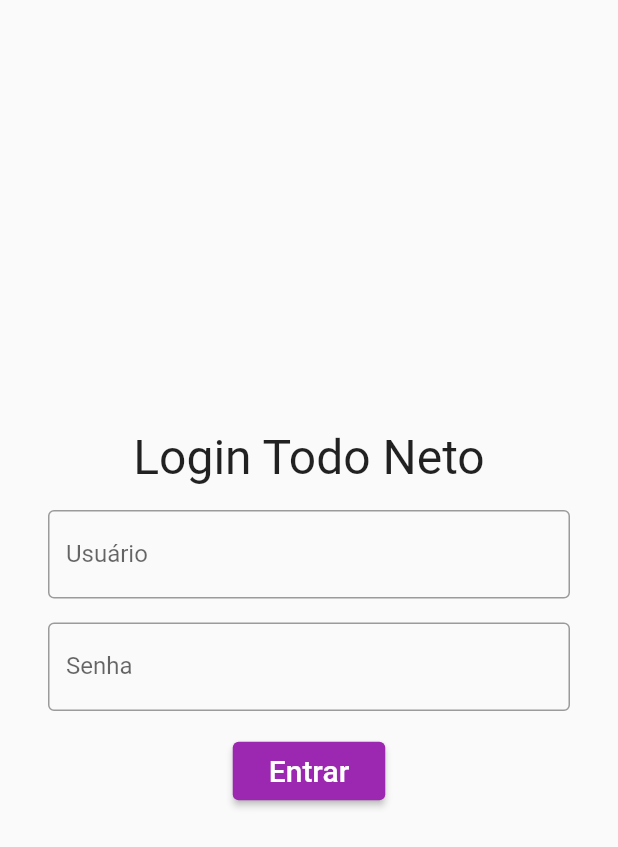
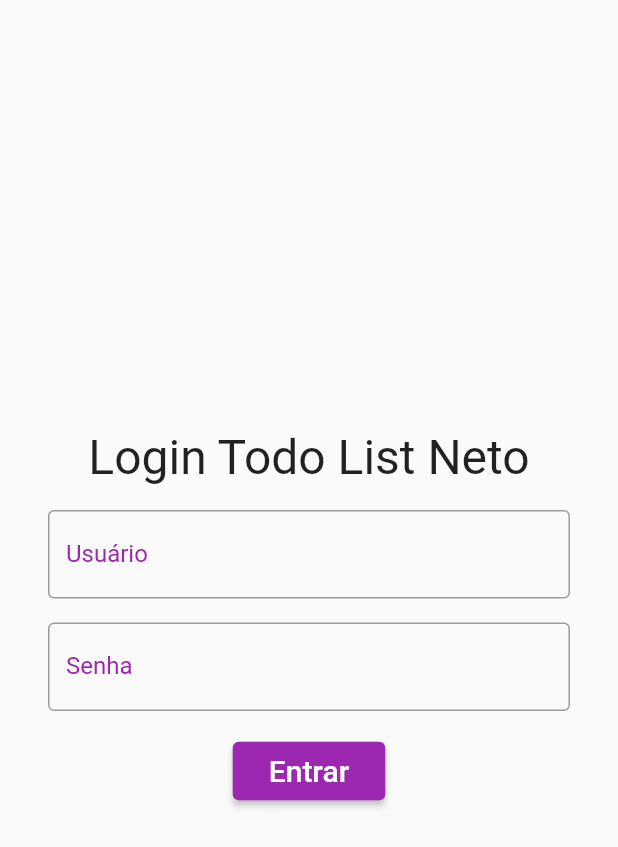
Before and after one commit to Neto002/todo-list-flutter, a Flutter app: the screen it shows after launch, on a phone screen of 412 x 824 dp. Shown: the top 847 px of the screen. Run offline on Flutter 3.47's test engine with Material 2 defaults, Android fonts, the phone set to English and light mode, and no system bars; our stand-ins replace flutter_slidable, shared_preferences.

Commit message:
Update login_page.dart

```diff
--- a/lib/pages/login_page.dart
+++ b/lib/pages/login_page.dart
@@ -24,7 +24,7 @@ class _LoginPageState extends State<LoginPage> {
               mainAxisSize: MainAxisSize.min,
               children: [
                 const Text(
-                  "Login Todo Neto",
+                  "Login Todo List Neto",
                   style: TextStyle(
                     fontSize: 32,
                   ),
@@ -33,18 +33,36 @@ class _LoginPageState extends State<LoginPage> {
                     padding: const EdgeInsets.only(top: 16),
                     child: TextField(
                       controller: usuarioController,
+                      cursorColor: Colors.purple,
                       decoration: const InputDecoration(
                         border: OutlineInputBorder(),
                         labelText: "Usuário",
+                        focusedBorder: OutlineInputBorder(
+                          borderSide: BorderSide(
+                            color: Colors.purple,
+                          ),
+                        ),
+                        labelStyle: TextStyle(
+                          color: Colors.purple,
+                        ),
                       ),
                     )),
                 Padding(
                   padding: const EdgeInsets.symmetric(vertical: 16),
                   child: TextField(
                     controller: senhaController,
+                    cursorColor: Colors.purple,
                     decoration: const InputDecoration(
                       border: OutlineInputBorder(),
                       labelText: "Senha",
+                      focusedBorder: OutlineInputBorder(
+                        borderSide: BorderSide(
+                          color: Colors.purple,
+                        ),
+                      ),
+                      labelStyle: TextStyle(
+                        color: Colors.purple,
+                      ),
                     ),
                     obscureText: true,
                     enableSuggestions: false,
```
